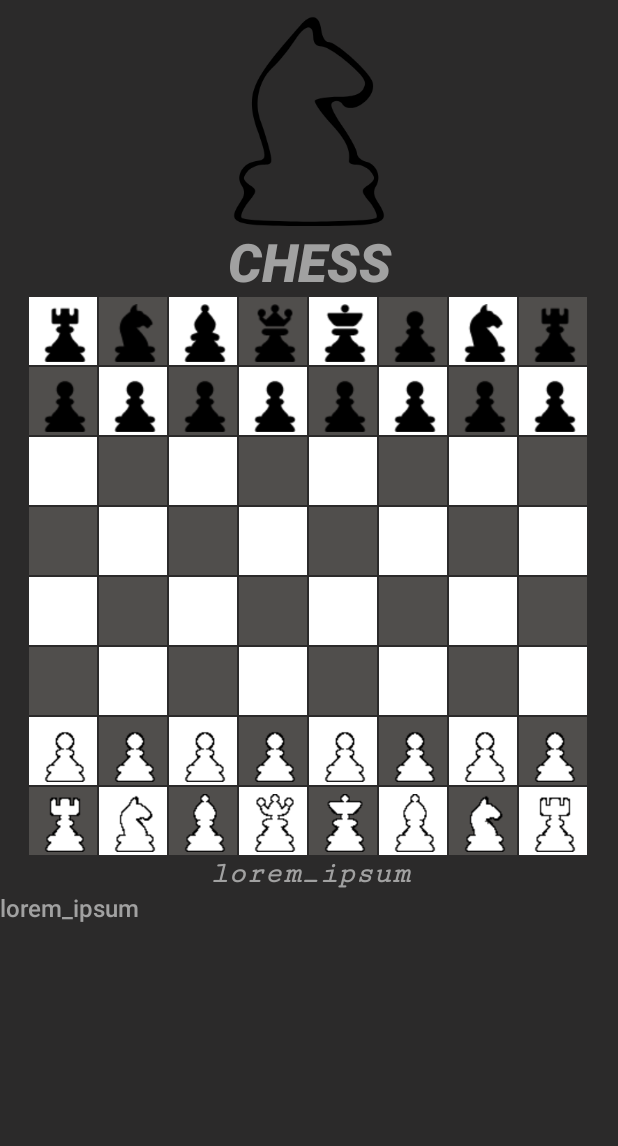
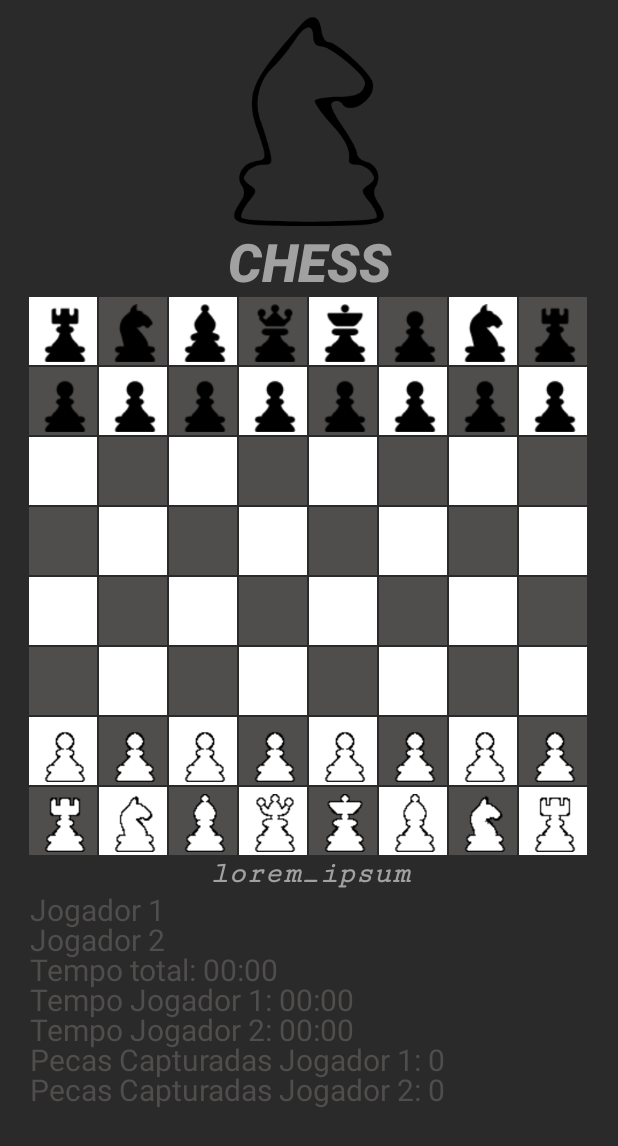
Before and after one commit to AndreGuilhermeCorrea/chess.kt, an Android app: the TabuleiroActivity screen opened directly, with no data from a screen before it, on a phone screen of 412 x 824 dp. Shown: the top 1146 px of the screen. Run offline under Robolectric (Android 15) with nearby library versions, the phone set to English and light mode, and no system bars.

Commit message:
Create PainelView

```diff
--- /dev/null
+++ b/app/src/main/java/com/example/xadrez_pt/view/PainelView.kt
@@ -0,0 +1,72 @@
+package com.example.xadrez_pt.view
+
+
+import android.annotation.SuppressLint
+import android.content.Context
+import android.graphics.Canvas
+import android.graphics.Paint
+import android.util.AttributeSet
+import android.view.View
+import androidx.core.content.ContextCompat
+import com.example.xadrez_pt.R
+
+
+@SuppressLint("ClickableViewAccessibility")
+class PainelView @JvmOverloads constructor(
+    context: Context,
+    attrs: AttributeSet? = null,
+    defStyleAttr: Int = 0
+) : View(context, attrs, defStyleAttr) {
+
+
+
+    private val paint = Paint().apply {
+        color = ContextCompat.getColor(context, R.color.gray)
+        textSize = resources.getDimensionPixelSize(R.dimen.text_size).toFloat()
+    }
+
+    private var jogador1 = "Jogador 1"
+    private var jogador2 = "Jogador 2"
+    private var tempoTotal = "Tempo total: 00:00"
+    private var tempoJogador1 = "Tempo Jogador 1: 00:00"
+    private var tempoJogador2 = "Tempo Jogador 2: 00:00"
+    private var pecasCapturadasJogador1 = "Pecas Capturadas Jogador 1: 0"
+    private var pecasCapturadasJogador2 = "Pecas Capturadas Jogador 2: 0"
+
+    fun setInfo(jogador1: String, jogador2: String) {
+        this.jogador1 = jogador1
+        this.jogador2 = jogador2
+        invalidate()
+    }
+
+    fun setTempoTotal(tempoTotal: String) {
+        this.tempoTotal = "Tempo total: $tempoTotal"
+        invalidate()
+    }
+
+    fun setTempoJogadores(tempoJogador1: String, tempoJogador2: String) {
+        this.tempoJogador1 = "Tempo $jogador1: $tempoJogador1"
+        this.tempoJogador2 = "Tempo $jogador2: $tempoJogador2"
+        invalidate()
+    }
+
+    fun setPecasCapturadas(pecasCapturadasJogador1: Int, pecasCapturadasJogador2: Int) {
+        this.pecasCapturadasJogador1 = "Pecas Capturadas $jogador1: $pecasCapturadasJogador1"
+        this.pecasCapturadasJogador2 = "Pecas Capturadas $jogador2: $pecasCapturadasJogador2"
+        invalidate()
+    }
+
+    override fun onDraw(canvas: Canvas) {
+        super.onDraw(canvas)
+
+        val spacing = resources.getDimensionPixelSize(R.dimen.text_spacing).toFloat()
+
+        canvas.drawText(jogador1, spacing, spacing, paint)
+        canvas.drawText(jogador2, spacing, 2 * spacing, paint)
+        canvas.drawText(tempoTotal, spacing, 3 * spacing, paint)
+        canvas.drawText(tempoJogador1, spacing, 4 * spacing, paint)
+        canvas.drawText(tempoJogador2, spacing, 5 * spacing, paint)
+        canvas.drawText(pecasCapturadasJogador1, spacing, 6 * spacing, paint)
+        canvas.drawText(pecasCapturadasJogador2, spacing, 7 * spacing, paint)
+    }
+}
--- a/app/src/main/res/layout/activity_tabuleiro.xml
+++ b/app/src/main/res/layout/activity_tabuleiro.xml
@@ -58,14 +58,12 @@
             android:textSize="20dp"
             android:textStyle="bold|italic" />
 
-        <TextView
-
+        <com.example.xadrez_pt.view.PainelView
+            android:id="@+id/painelView"
             android:layout_width="match_parent"
             android:layout_height="wrap_content"
-            android:fontFamily="sans-serif-medium"
-            android:text="lorem_ipsum"
-            android:textColor="@color/gray_light"
-            android:textSize="16sp" />
+            android:layout_alignParentBottom="true"/>
+
     </LinearLayout>
 
 
--- a/app/src/main/res/values/dimens.xml
+++ b/app/src/main/res/values/dimens.xml
@@ -2,4 +2,6 @@
     <dimen name="fab_margin">16dp</dimen>
     <dimen name="medidaLadrilho">45dp</dimen>
     <dimen name="margemLadrilho">1dp</dimen>
+    <dimen name="text_size">20dp</dimen>
+    <dimen name="text_spacing">20dp</dimen>
 </resources>
--- a/app/src/main/res/values/strings.xml
+++ b/app/src/main/res/values/strings.xml
@@ -12,4 +12,7 @@
     </string>
     <string name="chess">CHESS</string>
     <string name="tempo">Tempo: </string>
+    <string name="jogador_2">Jogador 2</string>
+    <string name="jogador_1">Jogador 1</string>
+    <string name="jogar">Jogar</string>
 </resources>
```
Also changed, not shown: app/src/main/res/layout/activity_main.xml (+66 -5 lines).
